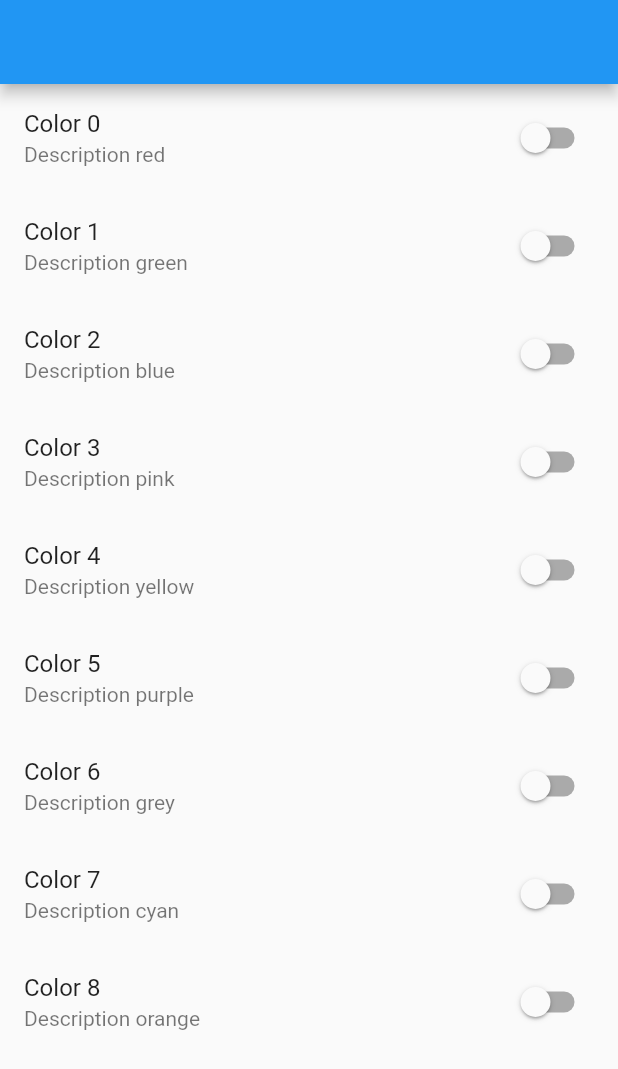
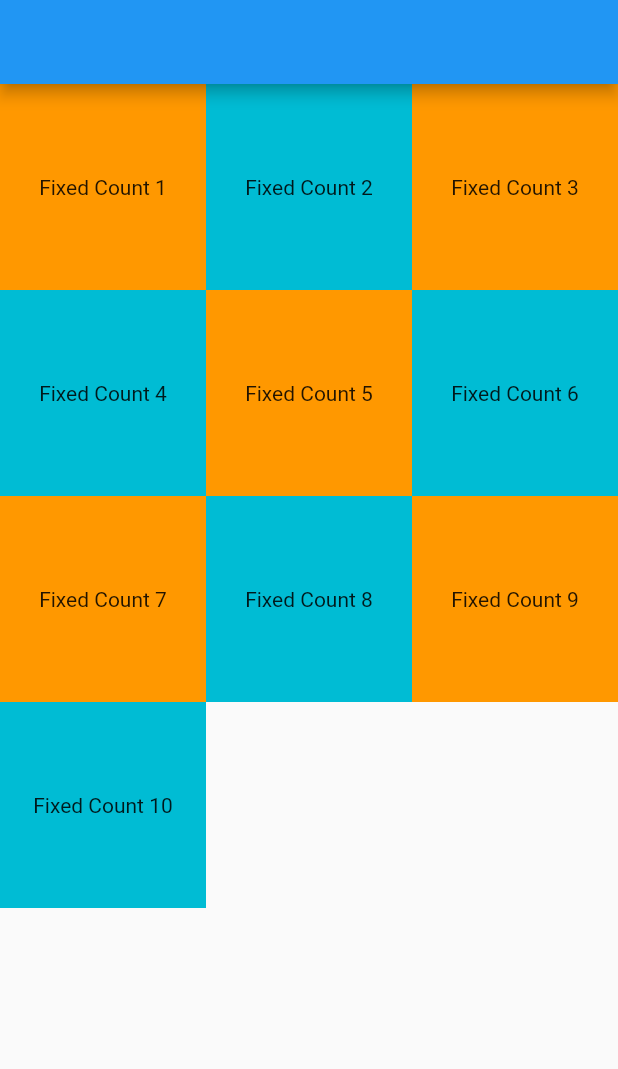
Before and after one commit to dan7sc/flutter-basics, a Flutter app: the screen it shows after launch, on a phone screen of 412 x 824 dp. Shown: the top 1069 px of the screen. Run offline on Flutter 3.47's test engine with Material 2 defaults, Android fonts, the phone set to English and light mode, and no system bars.

Commit message:
Add GridViewCount

```diff
--- a/lib/src/modules/home/home_page.dart
+++ b/lib/src/modules/home/home_page.dart
@@ -27,7 +27,7 @@ class _HomePageState extends State<HomePage> {
       //     ),
       //   ),
       // ),
-      body: SwitchInListTile(),
+      body: GridViewCount(),
     );
   }
 }
--- /dev/null
+++ b/lib/src/widgets/common/grid_view_count.dart
@@ -0,0 +1,17 @@
+import 'package:flutter/material.dart';
+
+class GridViewCount extends StatelessWidget {
+  @override
+  Widget build(BuildContext context) {
+    return GridView.count(
+      crossAxisCount: 3,
+      children: List.generate(10, (index) {
+        return Container(
+          alignment: Alignment.center,
+          color: index % 2 == 0 ? Colors.orange: Colors.cyan,
+          child: Text('Fixed Count ${index + 1}'),
+        );
+      }),
+    );
+  }
+}
--- a/lib/src/widgets/widgets.dart
+++ b/lib/src/widgets/widgets.dart
@@ -51,3 +51,4 @@ export 'common/list_tile_widget.dart';
 export 'common/checkbox_list_tile.dart';
 export 'common/radio_list_tile.dart';
 export 'common/switch_list_tile.dart';
+export 'common/grid_view_count.dart';
```
